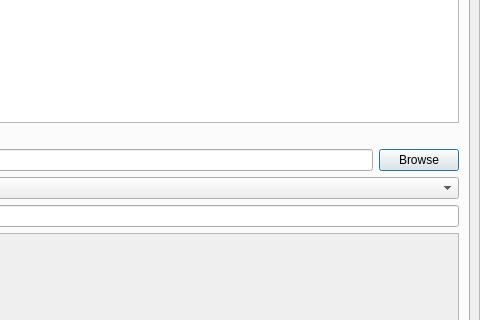
Before: the Qt Designer form src/gui/src/DrumkitPropertiesDialog_UI.ui in hydrogen-music/hydrogen, drawn with Qt 5; both pictures show x 277 to 757 and y 367 to 687 of the 757 by 925 pixel window.
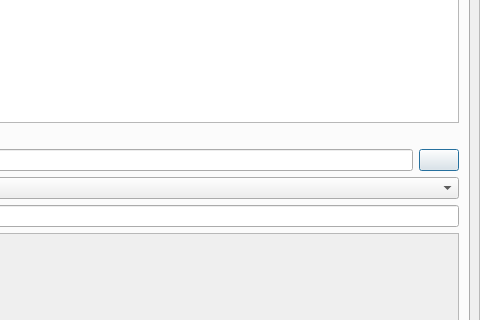
After: the same form once the commit is applied. Custom widgets are drawn as their Qt base class.

Commit message: i18n: commonize "Browse..." string

```diff
--- a/src/gui/src/DrumkitPropertiesDialog_UI.ui
+++ b/src/gui/src/DrumkitPropertiesDialog_UI.ui
@@ -375,7 +375,7 @@
                 </sizepolicy>
                </property>
                <property name="text">
-                <string>Browse</string>
+                <string></string>
                </property>
               </widget>
              </item>
```
The commit also changes 28 other files.
